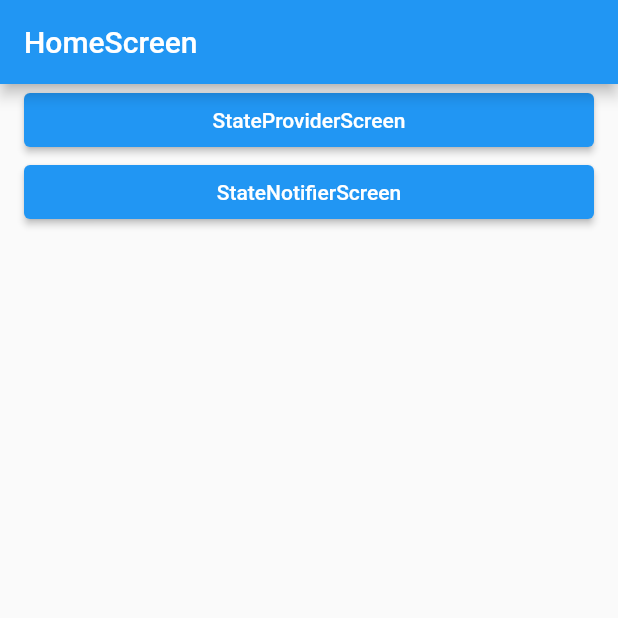
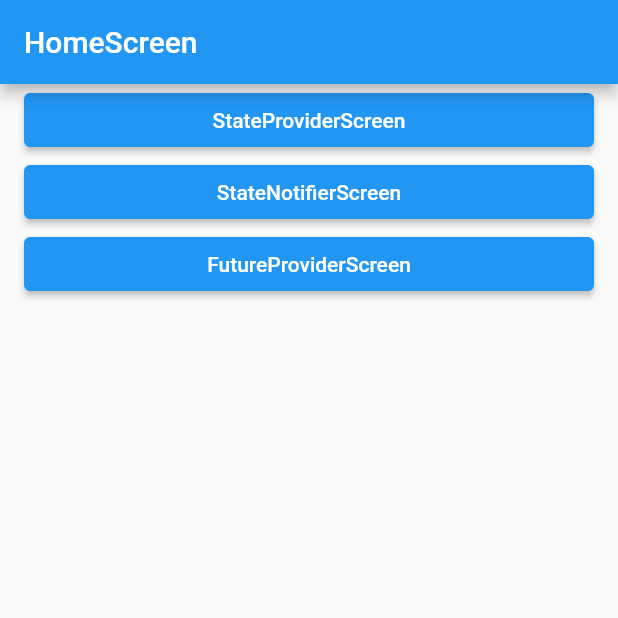
Before and after one commit to ji-hyun219/riverpod_study, a Flutter app: the screen it shows after launch, on a phone screen of 412 x 824 dp, the top half of it. Run offline on Flutter 3.47's test engine with Material 2 defaults, Android fonts, the phone set to English and light mode, and no system bars; our stand-ins replace flutter_riverpod.

Commit message:
FutureProvider

```diff
--- a/lib/screen/home_screen.dart
+++ b/lib/screen/home_screen.dart
@@ -1,5 +1,6 @@
 import 'package:flutter/material.dart';
 import 'package:riverpod_study/layout/default_layout.dart';
+import 'package:riverpod_study/screen/future_provider_screen.dart';
 import 'package:riverpod_study/screen/state_notifier_provider_screen.dart';
 import 'package:riverpod_study/screen/state_provider_screen.dart';
 
@@ -25,7 +26,14 @@ class HomeScreen extends StatelessWidget {
                     builder: (_) => const StateNotifierProviderScreen(),
                   ));
                 },
-                child: const Text('StateNotifierScreen'))
+                child: const Text('StateNotifierScreen')),
+            ElevatedButton(
+                onPressed: () {
+                  Navigator.of(context).push(MaterialPageRoute(
+                    builder: (_) => const FutureProviderScreen(),
+                  ));
+                },
+                child: const Text('FutureProviderScreen'))
           ],
         ));
   }
```
Also changed, not shown: lib/riverpod/future_provider.dart (added, +7 -0 lines), lib/screen/future_provider_screen.dart (added, +34 -0 lines), 1 other file.
